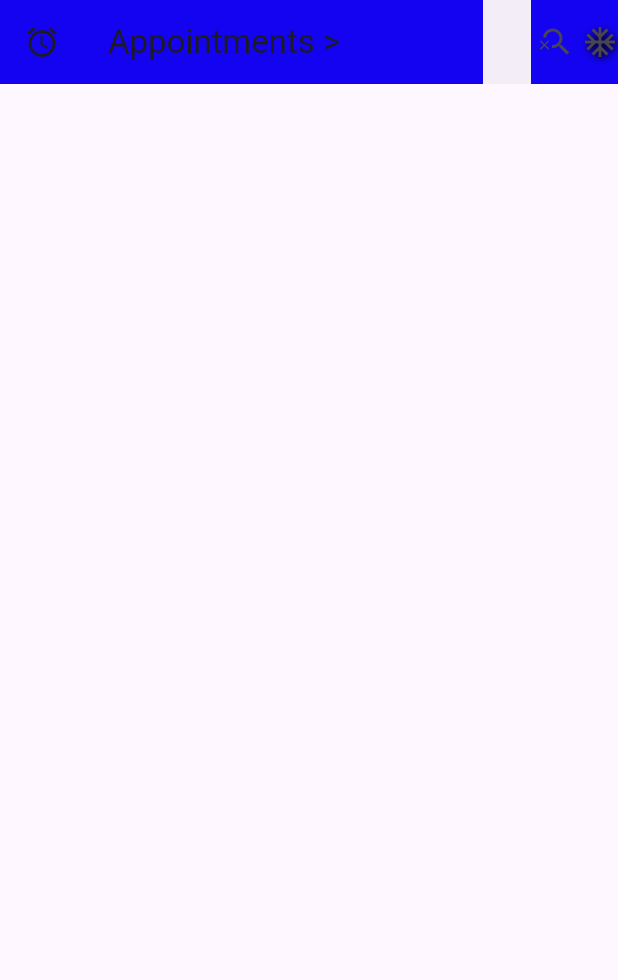
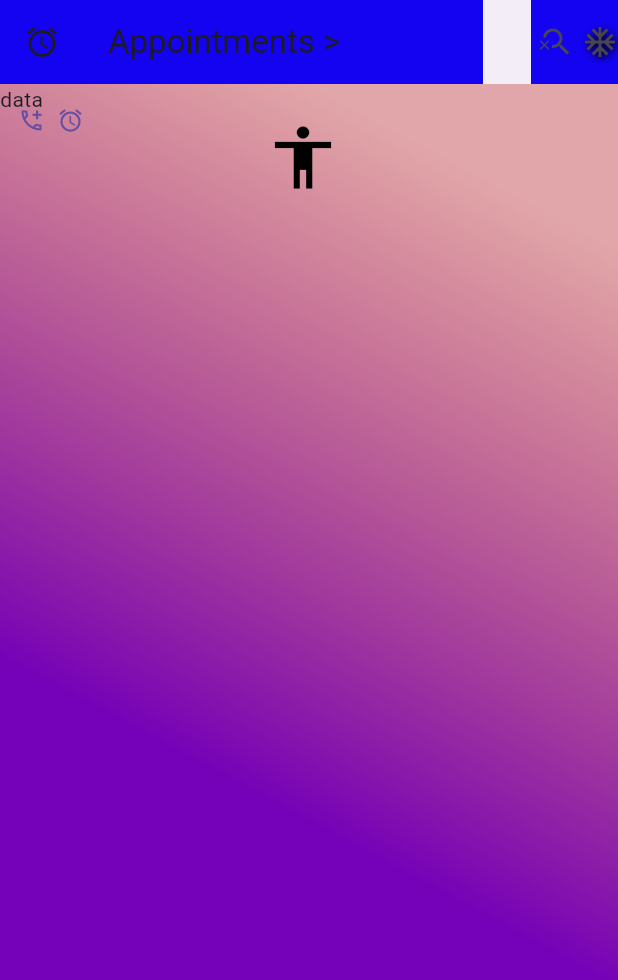
Before and after one commit to muhamedxzidan/Task_Screen, a Flutter app: the screen it shows after launch, on a phone screen of 412 x 824 dp. Shown: the top 980 px of the screen. Run offline on Flutter 3.47's test engine with Material 3 defaults, Android fonts, the phone set to English and light mode, and no system bars.

Commit message:
comle the back & titl

```diff
--- a/flutter_application_2/lib/home_screen.dart
+++ b/flutter_application_2/lib/home_screen.dart
@@ -1,3 +1,5 @@
+import 'dart:convert';
+
 import 'package:flutter/material.dart';
 
 class FristScreen extends StatelessWidget {
@@ -24,6 +26,53 @@ class FristScreen extends StatelessWidget {
           ),
         ],
       ),
+      backgroundColor: const Color.fromARGB(2, 2, 2, 2),
+      body: Stack(
+        children: <Widget>[
+          Container(
+            decoration: BoxDecoration(
+              gradient: LinearGradient(
+                begin: Alignment.centerLeft,
+                end: Alignment.topCenter,
+                colors: [
+                  const Color.fromARGB(255, 117, 1, 184),
+                  const Color.fromARGB(95, 179, 19, 27),
+                ],
+              ),
+            ),
+          ),
+          ListTile(
+            title: TextButton(
+              onPressed: () {},
+              child: IconButton(
+                onPressed: () {},
+                icon: Icon(
+                  Icons.accessibility,
+                  applyTextScaling: true,
+                  semanticLabel: "HI",
+                  opticalSize: 50,
+                  color: Colors.black,
+                  size: 50,
+                ),
+              ),
+            ),
+          ),
+
+          //Row(mainAxisAlignment: MainAxisAlignment.center),
+          Column(
+            mainAxisAlignment: MainAxisAlignment.spaceBetween,
+            children: [
+              TextButton.icon(
+                onPressed: () {},
+                label: Icon(Icons.access_alarm),
+                icon: Icon(Icons.add_ic_call_outlined),
+              ),
+            ],
+          ),
+
+          Text("data", softWrap: true),
+        ],
+      ),
     );
   }
 }
--- a/flutter_application_2/lib/main.dart
+++ b/flutter_application_2/lib/main.dart
@@ -3,5 +3,4 @@ import 'package:flutter_application_2/home_screen.dart';
 
 void main() {
   runApp(MaterialApp(home: FristScreen()));
-  print("object");
 }
```
